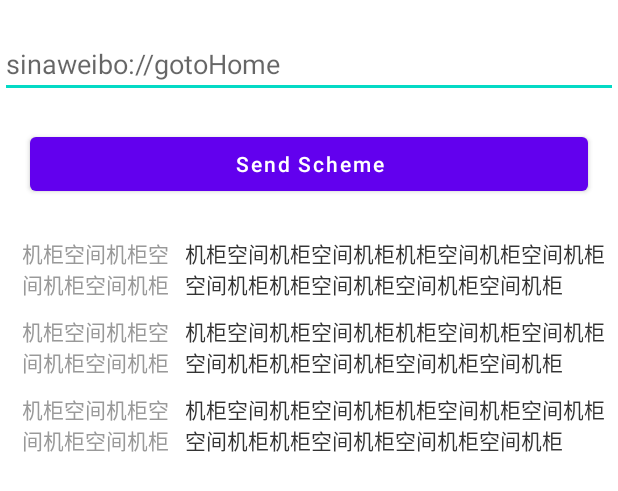
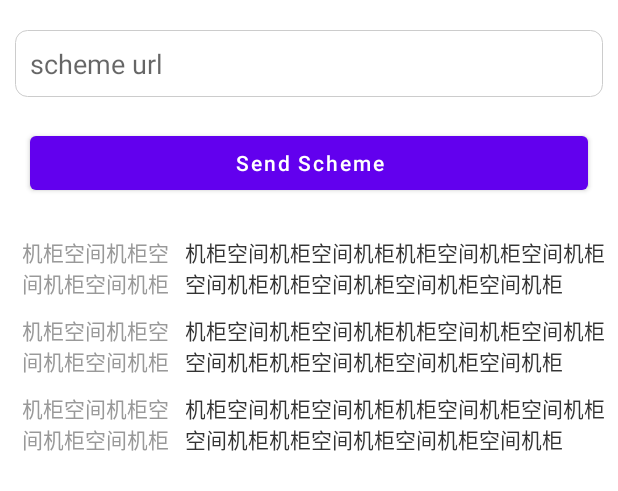
Before and after one commit to shaoshuai904/MsTools, an Android app: the layout activity_scheme_tool.xml on its own in the app's theme, with its tools: preview values and no code run, on a phone screen of 412 x 824 dp. Shown: the top 491 px of the screen. Run offline under Robolectric (Android 15) with nearby library versions, the phone set to English and light mode, and no system bars.

Commit message:
update scheme uitls

```diff
--- a/tools/src/main/AndroidManifest.xml
+++ b/tools/src/main/AndroidManifest.xml
@@ -4,7 +4,8 @@
 
     <application>
 
-        <activity android:name=".scheme.SchemeToolActivity" />
+        <activity android:name=".scheme.SchemeToolActivity"
+            android:label="Scheme Utils"/>
         <activity
             android:name=".ToolsMainActivity"
             android:theme="@style/Theme.MsTools.NoActionBar" />
--- /dev/null
+++ b/tools/src/main/res/drawable/shape_base_fillet_border_bg.xml
@@ -0,0 +1,11 @@
+<?xml version="1.0" encoding="UTF-8"?>
+<shape xmlns:android="http://schemas.android.com/apk/res/android"
+    android:shape="rectangle">
+
+    <solid android:color="#FFFFFF" />
+    <stroke
+        android:width="1px"
+        android:color="#cccccc" />
+    <corners android:radius="8dp" />
+
+</shape>
--- a/tools/src/main/res/layout/activity_scheme_tool.xml
+++ b/tools/src/main/res/layout/activity_scheme_tool.xml
@@ -5,15 +5,22 @@
     android:layout_width="match_parent"
     android:layout_height="match_parent"
     android:orientation="vertical"
+    tools:context=".scheme.SchemeToolActivity"
     tools:ignore="HardcodedText">
 
     <EditText
         android:id="@+id/et_text"
         android:layout_width="match_parent"
         android:layout_height="wrap_content"
+        android:layout_marginLeft="10dp"
         android:layout_marginTop="20dp"
-        android:hint="sinaweibo://gotoHome"
-        android:inputType="text" />
+        android:layout_marginRight="10dp"
+        android:autofillHints=""
+        android:background="@drawable/shape_base_fillet_border_bg"
+        android:hint="scheme url"
+        android:inputType="text"
+        android:padding="10dp"
+        android:singleLine="false" />
 
     <Button
         android:id="@+id/bt_send"
```
Also changed, not shown: tools/src/main/java/com/maple/tools/scheme/WeiboScheme.kt (+6 -5 lines).
